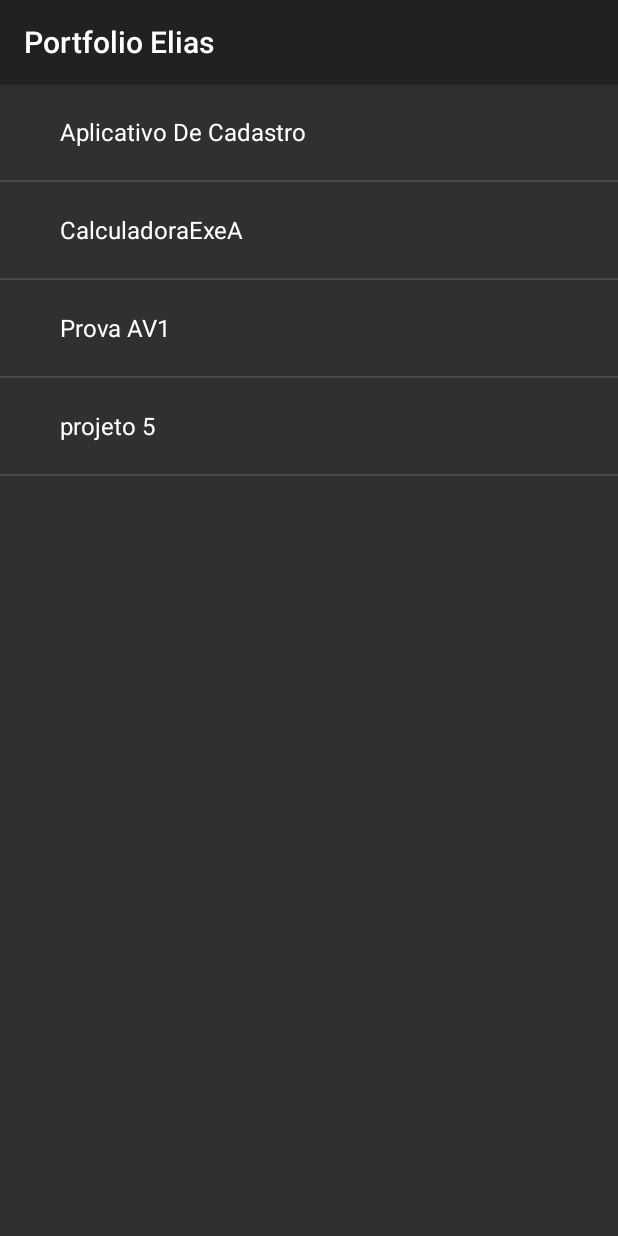
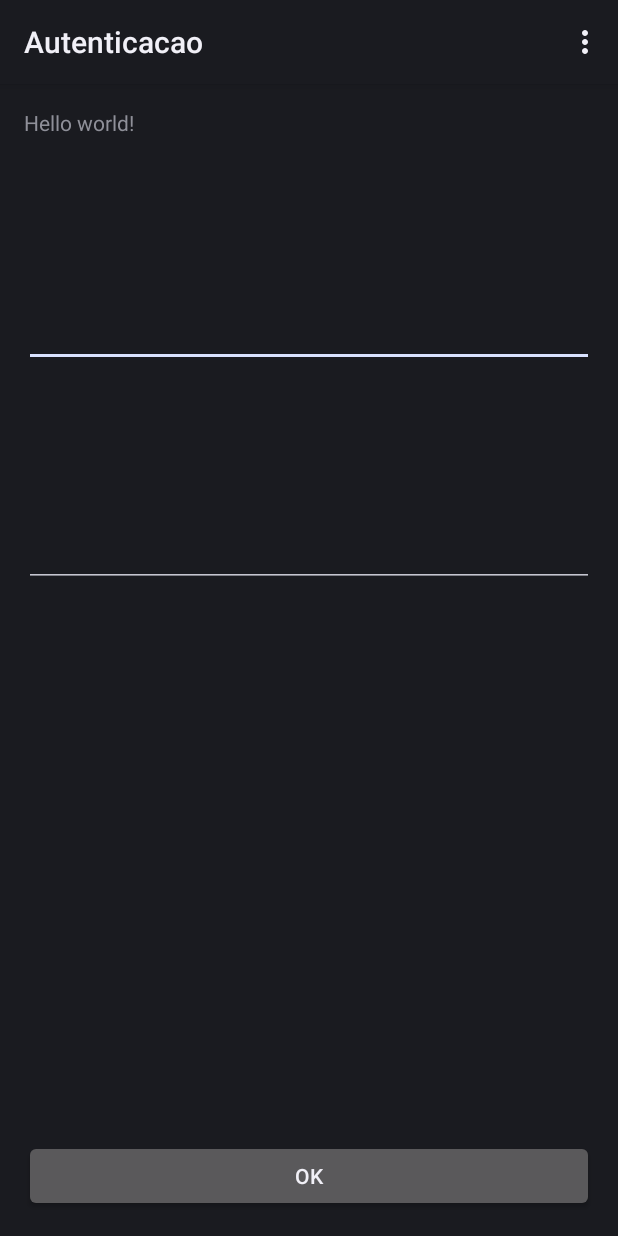
Before and after one commit to EliasBarret/Tec_Android, an Android app: the screen it shows after launch (MenuTela before the commit, Autenticacao after it), after a tap on "projeto 5", on a phone screen of 412 x 824 dp. Run offline under Robolectric (Android 15) with nearby library versions, the phone set to English and light mode, and no system bars.

Commit message:
Atualizacao de arquivos

```diff
--- /dev/null
+++ b/MyApplication/app/src/main/java/globalsoft/com/myapplication/Autenticacao.java
@@ -0,0 +1,80 @@
+package globalsoft.com.myapplication;
+
+import android.app.Activity;
+import android.support.v7.app.AppCompatActivity;
+import android.os.Bundle;
+import android.view.Menu;
+import android.view.MenuItem;
+import android.view.View;
+import android.widget.Button;
+import android.widget.EditText;
+import android.widget.Toast;
+
+public class Autenticacao extends Activity {
+
+    Button ok;
+    EditText logon,senha;
+
+    String num1 = "a";
+
+
+    protected void onCreate(Bundle savedInstanceState) {
+        super.onCreate(savedInstanceState);
+        setContentView(R.layout.activity_autenticacao);
+
+        logon = (EditText) findViewById(R.id.etLog);
+        senha = (EditText) findViewById(R.id.etKey);
+        ok = (Button) findViewById(R.id.btOk);
+
+        //nome = logon.getText().toString();
+
+        ok.setOnClickListener(new View.OnClickListener() {
+            @Override
+            public void onClick(View view) {
+
+               // verificar();
+                String loginC = "elias";
+                String senhaC = "123";
+                String nome = logon.getText().toString();
+                String senh = senha.getText().toString();
+
+                if (nome.equals(loginC) && senh.equals(senhaC)){
+                    Toast.makeText(Autenticacao.this,"entrou",Toast.LENGTH_LONG).show();
+                }else{
+                    Toast.makeText(Autenticacao.this,"erro",Toast.LENGTH_LONG).show();
+
+                }
+
+            }
+        });
+
+
+    }
+
+    private void verificar() {
+
+
+    }
+
+    @Override
+    public boolean onCreateOptionsMenu(Menu menu) {
+        // Inflate the menu; this adds items to the action bar if it is present.
+        getMenuInflater().inflate(R.menu.menu_autenticacao, menu);
+        return true;
+    }
+
+    @Override
+    public boolean onOptionsItemSelected(MenuItem item) {
+        // Handle action bar item clicks here. The action bar will
+        // automatically handle clicks on the Home/Up button, so long
+        // as you specify a parent activity in AndroidManifest.xml.
+        int id = item.getItemId();
+
+        //noinspection SimplifiableIfStatement
+        if (id == R.id.action_settings) {
+            return true;
+        }
+
+        return super.onOptionsItemSelected(item);
+    }
+}
--- a/MyApplication/app/src/main/java/globalsoft/com/myapplication/CalculadoraAV1.java
+++ b/MyApplication/app/src/main/java/globalsoft/com/myapplication/CalculadoraAV1.java
@@ -23,6 +23,7 @@ public class CalculadoraAV1 extends Activity  {
     Button b1, b2, b3, b4, b5, b6, b7, b8, b9, b0, btIgual, btSoma, btDiv, btMenos, btVezes, bponto, Pare1, Pare2, Ac, Belevado, Braiz, bdel;
     TextView visor;
     String k;
+    JsEvaluator jsEvaluator = new JsEvaluator(this);
    // boolean veriP = false;
 
     @Override
@@ -244,8 +245,6 @@ public class CalculadoraAV1 extends Activity  {
     */
 
     public void calc(String exp) {
-
-        JsEvaluator jsEvaluator = new JsEvaluator(this);
         try {
             jsEvaluator.evaluate(exp, new JsCallback() {
                 @Override
--- a/MyApplication/app/src/main/java/globalsoft/com/myapplication/MenuTela.java
+++ b/MyApplication/app/src/main/java/globalsoft/com/myapplication/MenuTela.java
@@ -22,7 +22,7 @@ public class MenuTela extends ListActivity {
     protected void onCreate(Bundle icicle) {
         super.onCreate(icicle);
 
-        String[] itens = new String[]{"Aplicativo De Cadastro", "CalculadoraExeA", "Prova AV1","projeto 5"};
+        String[] itens = new String[]{"Aplicativo De Cadastro", "CalculadoraExeA", "Prova AV1","projeto 5","test","test"};
 
         ArrayAdapter<String> arrayAdapter = new ArrayAdapter<String>(this, android.R.layout.simple_expandable_list_item_1, itens);
         setListAdapter(arrayAdapter);
@@ -45,7 +45,13 @@ public class MenuTela extends ListActivity {
                 startActivity(new Intent(this, CalculadoraAV1.class));
                 break;
             case 3:
-               Toast.makeText(this,"exercicio",Toast.LENGTH_LONG).show();
+                startActivity(new Intent(this, Autenticacao.class));
+                break;
+            case 4:
+                startActivity(new Intent(this, Expre_calc.class));
+                break;
+            case 5:
+                Toast.makeText(this,"exercicio",Toast.LENGTH_LONG).show();
                 break;
             default:
                 finish();
--- /dev/null
+++ b/MyApplication/app/src/main/res/layout/activity_autenticacao.xml
@@ -0,0 +1,37 @@
+<RelativeLayout xmlns:android="http://schemas.android.com/apk/res/android"
+    xmlns:tools="http://schemas.android.com/tools" android:layout_width="match_parent"
+    android:layout_height="match_parent" android:paddingLeft="@dimen/activity_horizontal_margin"
+    android:paddingRight="@dimen/activity_horizontal_margin"
+    android:paddingTop="@dimen/activity_vertical_margin"
+    android:paddingBottom="@dimen/activity_vertical_margin"
+    tools:context="globalsoft.com.myapplication.Autenticacao">
+
+    <TextView android:text="@string/hello_world" android:layout_width="wrap_content"
+        android:layout_height="wrap_content"
+        android:id="@+id/textView5" />
+
+    <EditText
+        android:layout_width="fill_parent"
+        android:layout_height="wrap_content"
+        android:id="@+id/etLog"
+        android:layout_below="@+id/textView5"
+        android:layout_alignParentStart="true"
+        android:layout_marginTop="108dp" />
+
+    <EditText
+        android:layout_width="fill_parent"
+        android:layout_height="wrap_content"
+        android:id="@+id/etKey"
+        android:layout_below="@+id/etLog"
+        android:layout_alignParentStart="true"
+        android:layout_marginTop="101dp" />
+
+    <Button
+        android:layout_width="fill_parent"
+        android:layout_height="wrap_content"
+        android:text="ok"
+        android:id="@+id/btOk"
+        android:layout_alignParentBottom="true"
+        android:layout_alignParentStart="true" />
+
+</RelativeLayout>
--- /dev/null
+++ b/MyApplication/app/src/main/res/menu/menu_autenticacao.xml
@@ -0,0 +1,7 @@
+<menu xmlns:android="http://schemas.android.com/apk/res/android"
+    xmlns:app="http://schemas.android.com/apk/res-auto"
+    xmlns:tools="http://schemas.android.com/tools"
+    tools:context="globalsoft.com.myapplication.Autenticacao">
+    <item android:id="@+id/action_settings" android:title="@string/action_settings"
+        android:orderInCategory="100" app:showAsAction="never" />
+</menu>
--- a/MyApplication/app/src/main/res/values/strings.xml
+++ b/MyApplication/app/src/main/res/values/strings.xml
@@ -18,4 +18,6 @@
 
     <string name="action_example">Example action</string>
     <string name="title_activity_main2">Main2Activity</string>
+    <string name="title_activity_autenticacao">Autenticacao</string>
+    <string name="title_activity_expre_calc">Expre_calc</string>
 </resources>
```
Also changed, not shown: MyApplication/app/src/main/AndroidManifest.xml (+19 -10 lines), MyApplication/app/src/main/java/globalsoft/com/myapplication/Expre_calc.java (added, +58 -0 lines), MyApplication/app/src/main/res/layout/activity_expre_calc.xml (added, +44 -0 lines), MyApplication/app/src/main/res/menu/menu_expre_calc.xml (added, +7 -0 lines).
